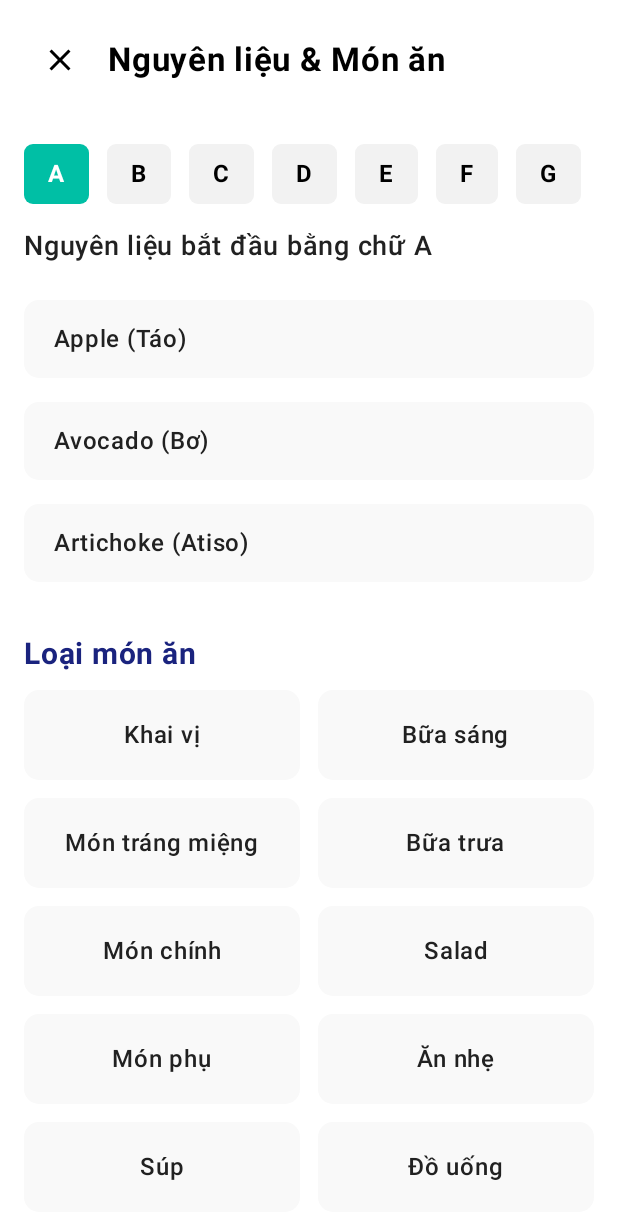
After one commit to NguyenHoangLe0701/NutriCook, an Android app built with Jetpack Compose: the IngredientBrowserScreen screen opened through its navigation route, on a phone screen of 412 x 824 dp. The commit adds this screen. Shown: the top 1219 px of the screen. Run offline under Robolectric (Android 15) with nearby library versions, the phone set to English and light mode, and no system bars; our stand-ins replace Dagger/Hilt's generated code.

Commit message:
Create IngredientBrowserScreen.kt giao diện miêu tả món ăn và tạo tolist A->Z tăng UX trải nghiệm người dùng

```diff
--- a/app/src/main/java/com/example/nutricook/ui/theme/components/screens/navigation/NavGraph.kt
+++ b/app/src/main/java/com/example/nutricook/ui/theme/components/screens/navigation/NavGraph.kt
@@ -26,6 +26,7 @@ import androidx.compose.ui.res.painterResource
 import androidx.compose.ui.Modifier
 import com.example.nutricook.ui.theme.components.screens.home.NutritionDetailScreen
 import com.example.nutricook.ui.theme.components.screens.recipes.IngredientDetailScreen
+import com.example.nutricook.ui.screens.recipes.IngredientBrowserScreen
 
 @Composable
 fun NavGraph(navController: NavHostController) {
@@ -84,6 +85,9 @@ fun NavGraph(navController: NavHostController) {
             IngredientDetailScreen(navController, ingredientName)
         }
 
+         composable("ingredient_browser") {
+    IngredientBrowserScreen(navController = navController)
+}
         composable("nutrition_detail") {
     NutritionDetailScreen(navController = navController)
 }
--- /dev/null
+++ b/app/src/main/java/com/example/nutricook/ui/theme/components/screens/recipes/IngredientBrowserScreen.kt
@@ -0,0 +1,214 @@
+package com.example.nutricook.ui.screens.recipes
+
+import androidx.compose.foundation.background
+import androidx.compose.foundation.clickable
+import androidx.compose.foundation.horizontalScroll
+import androidx.compose.foundation.layout.*
+import androidx.compose.foundation.lazy.LazyColumn
+import androidx.compose.foundation.lazy.items
+import androidx.compose.foundation.lazy.grid.GridCells
+import androidx.compose.foundation.lazy.grid.LazyVerticalGrid
+import androidx.compose.foundation.lazy.grid.items
+import androidx.compose.foundation.rememberScrollState
+import androidx.compose.foundation.shape.RoundedCornerShape
+import androidx.compose.material.icons.Icons
+import androidx.compose.material.icons.filled.Close
+import androidx.compose.material3.*
+import androidx.compose.runtime.*
+import androidx.compose.ui.Alignment
+import androidx.compose.ui.Modifier
+import androidx.compose.ui.draw.clip
+import androidx.compose.ui.graphics.Color
+import androidx.compose.ui.text.font.FontWeight
+import androidx.compose.ui.unit.dp
+import androidx.compose.ui.unit.sp
+import androidx.navigation.NavController
+
+@Composable
+fun IngredientBrowserScreen(navController: NavController) {
+    val alphabet = ('A'..'Z').toList()
+    var selectedLetter by remember { mutableStateOf('A') }
+
+    val allIngredients = mapOf(
+        'A' to listOf("Apple (Táo)", "Avocado (Bơ)", "Artichoke (Atiso)"),
+        'B' to listOf("Bánh mì", "Bánh bao", "Bánh quy", "Bánh ngọt", "Bắp", "Bí đỏ"),
+        'C' to listOf("Cà chua", "Cà rốt", "Cá hồi", "Cải bó xôi", "Cơm", "Chanh"),
+        'D' to listOf("Dưa leo", "Dưa hấu", "Dâu tây")
+    )
+    val ingredientList = allIngredients[selectedLetter] ?: emptyList()
+
+    val mealTypes = listOf(
+        "Khai vị", "Bữa sáng", "Món tráng miệng", "Bữa trưa",
+        "Món chính", "Salad", "Món phụ", "Ăn nhẹ",
+        "Súp", "Đồ uống", "Bánh ngọt", "Nước sốt & gia vị"
+    )
+    val dietTypes = listOf(
+        "Không sữa", "Giàu đạm thực vật", "Không gluten",
+        "Giàu chất xơ", "Ít calo", "Ít tinh bột"
+    )
+
+    LazyColumn(
+        modifier = Modifier
+            .fillMaxSize()
+            .background(Color.White)
+            .padding(horizontal = 16.dp),
+        verticalArrangement = Arrangement.spacedBy(16.dp)
+    ) {
+        // 🔹 Header
+        item {
+            Row(
+                modifier = Modifier
+                    .fillMaxWidth()
+                    .padding(vertical = 16.dp),
+                verticalAlignment = Alignment.CenterVertically
+            ) {
+                IconButton(onClick = { navController.popBackStack() }) {
+                    Icon(Icons.Default.Close, contentDescription = "Đóng")
+                }
+                Text(
+                    text = "Nguyên liệu & Món ăn",
+                    fontSize = 22.sp,
+                    fontWeight = FontWeight.Bold,
+                    modifier = Modifier.padding(start = 8.dp)
+                )
+            }
+        }
+
+        // 🔸 Thanh A–Z
+        item {
+            Row(
+                modifier = Modifier
+                    .fillMaxWidth()
+                    .horizontalScroll(rememberScrollState()),
+                horizontalArrangement = Arrangement.spacedBy(12.dp)
+            ) {
+                alphabet.forEach { letter ->
+                    Box(
+                        modifier = Modifier
+                            .clip(RoundedCornerShape(6.dp))
+                            .background(
+                                if (letter == selectedLetter) Color(0xFF00BFA5)
+                                else Color(0xFFF2F2F2)
+                            )
+                            .clickable { selectedLetter = letter }
+                            .padding(vertical = 8.dp, horizontal = 16.dp)
+                    ) {
+                        Text(
+                            text = letter.toString(),
+                            fontWeight = FontWeight.Bold,
+                            color = if (letter == selectedLetter) Color.White else Color.Black
+                        )
+                    }
+                }
+            }
+        }
+
+        // 🔹 Danh sách nguyên liệu
+        item {
+            Text(
+                text = "Nguyên liệu bắt đầu bằng chữ $selectedLetter",
+                fontWeight = FontWeight.SemiBold,
+                fontSize = 18.sp,
+                color = Color(0xFF212121)
+            )
+            Spacer(modifier = Modifier.height(8.dp))
+        }
+
+        items(ingredientList) { ingredient ->
+            Box(
+                modifier = Modifier
+                    .fillMaxWidth()
+                    .clip(RoundedCornerShape(10.dp))
+                    .background(Color(0xFFF9F9F9))
+                    .padding(vertical = 14.dp, horizontal = 20.dp)
+            ) {
+                Text(
+                    text = ingredient,
+                    fontSize = 16.sp,
+                    fontWeight = FontWeight.Medium,
+                    color = Color(0xFF212121)
+                )
+            }
+        }
+
+        // 🔹 Nhóm loại món ăn
+        item {
+            Spacer(modifier = Modifier.height(20.dp))
+            Text(
+                text = "Loại món ăn",
+                fontWeight = FontWeight.Bold,
+                fontSize = 20.sp,
+                color = Color(0xFF1A237E)
+            )
+            Spacer(modifier = Modifier.height(12.dp))
+            LazyVerticalGrid(
+                columns = GridCells.Fixed(2),
+                modifier = Modifier
+                    .fillMaxWidth()
+                    .heightIn(max = 400.dp),
+                horizontalArrangement = Arrangement.spacedBy(12.dp),
+                verticalArrangement = Arrangement.spacedBy(12.dp)
+            ) {
+                items(mealTypes) { meal ->
+                    Box(
+                        modifier = Modifier
+                            .clip(RoundedCornerShape(10.dp))
+                            .background(Color(0xFFF9F9F9))
+                            .padding(vertical = 18.dp)
+                            .fillMaxWidth(),
+                        contentAlignment = Alignment.Center
+                    ) {
+                        Text(
+                            text = meal,
+                            fontSize = 16.sp,
+                            color = Color(0xFF212121),
+                            fontWeight = FontWeight.Medium
+                        )
+                    }
+                }
+            }
+        }
+
+        // 🔹 Chế độ dinh dưỡng
+        item {
+            Spacer(modifier = Modifier.height(24.dp))
+            Text(
+                text = "Chế độ dinh dưỡng",
+                fontWeight = FontWeight.Bold,
+                fontSize = 20.sp,
+                color = Color(0xFF1A237E)
+            )
+            Spacer(modifier = Modifier.height(12.dp))
+            LazyVerticalGrid(
+                columns = GridCells.Fixed(2),
+                modifier = Modifier
+                    .fillMaxWidth()
+                    .heightIn(max = 300.dp),
+                horizontalArrangement = Arrangement.spacedBy(12.dp),
+                verticalArrangement = Arrangement.spacedBy(12.dp)
+            ) {
+                items(dietTypes) { diet ->
+                    Box(
+                        modifier = Modifier
+                            .clip(RoundedCornerShape(10.dp))
+                            .background(Color(0xFFF9F9F9))
+                            .padding(vertical = 18.dp)
+                            .fillMaxWidth(),
+                        contentAlignment = Alignment.Center
+                    ) {
+                        Text(
+                            text = diet,
+                            fontSize = 16.sp,
+                            color = Color(0xFF212121),
+                            fontWeight = FontWeight.Medium
+                        )
+                    }
+                }
+            }
+        }
+
+        item {
+            Spacer(modifier = Modifier.height(40.dp))
+        }
+    }
+}
--- a/app/src/main/java/com/example/nutricook/ui/theme/components/screens/recipes/RecipeDiscoveryScreen.kt
+++ b/app/src/main/java/com/example/nutricook/ui/theme/components/screens/recipes/RecipeDiscoveryScreen.kt
@@ -83,9 +83,9 @@ fun RecipeDiscoveryScreen(navController: NavController) {
                 fontWeight = FontWeight.Bold,
                 modifier = Modifier.weight(1f)
             )
-            IconButton(onClick = { /* TODO: Grid/List toggle */ }) {
-                Icon(Icons.Default.GridView, contentDescription = "Grid View")
-            }
+            IconButton(onClick = { navController.navigate("ingredient_browser") }) {
+    Icon(Icons.Default.GridView, contentDescription = "Ingredient Browser")
+}
         }
 
         // Recipe Cards
```
